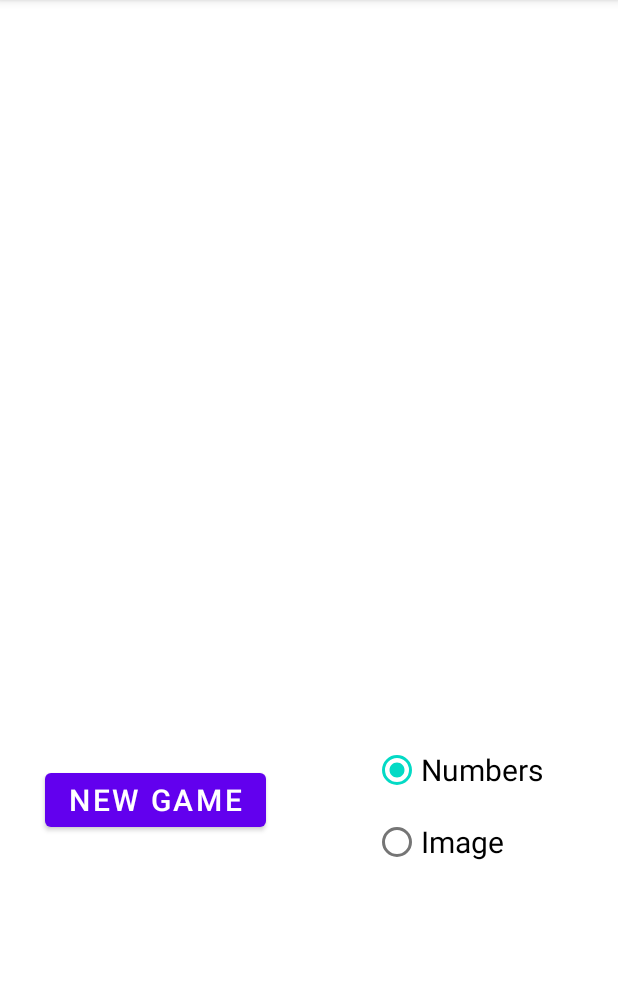
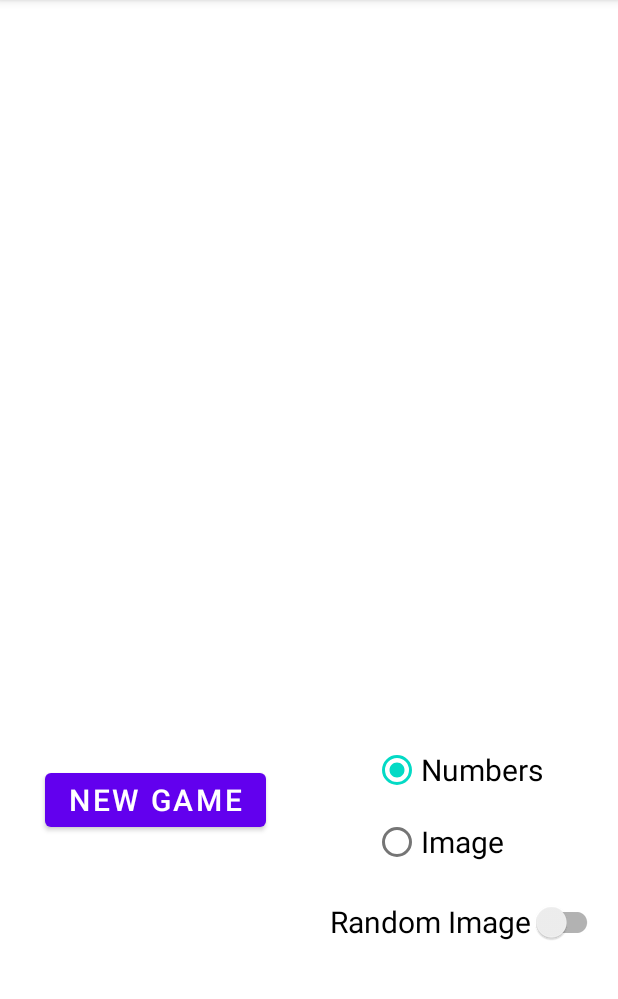
Before and after one commit to mlkrambeer/15Maze, an Android app: the screen it shows after launch (MainActivity), on a phone screen of 412 x 824 dp, the part 84-1083 px from its top. Run offline under Robolectric (Android 15) with nearby library versions, the phone set to English and light mode, and no system bars.

Commit message:
Added the option for the user to select a random image from the collection of images which I have loaded into my drawables folder

```diff
--- a/app/src/main/java/edu/coe/krambeer/a15maze/MainActivity.kt
+++ b/app/src/main/java/edu/coe/krambeer/a15maze/MainActivity.kt
@@ -4,11 +4,9 @@ import androidx.appcompat.app.AppCompatActivity
 import android.os.Bundle
 import android.util.DisplayMetrics
 import android.util.Log
-import android.widget.Button
-import android.widget.FrameLayout
-import android.widget.RadioGroup
-import android.widget.TextView
+import android.widget.*
 import androidx.annotation.DrawableRes
+import androidx.appcompat.widget.SwitchCompat
 import androidx.constraintlayout.widget.ConstraintLayout
 import androidx.core.view.size
 import java.util.*
@@ -21,6 +19,7 @@ class MainActivity : AppCompatActivity(), TileViewListener, ImageTileViewListene
     lateinit var newGameButton: Button
     lateinit var winText: TextView
     lateinit var radioButtons: RadioGroup
+    lateinit var randomSwitch: SwitchCompat
     private var randomOrder: Array<Int> = arrayOf(1, 2, 3, 4, 5, 6, 7, 8, 9, 10, 11, 12, 13, 14, 15, 16)
     private var blankLocation = 15
 
@@ -29,7 +28,12 @@ class MainActivity : AppCompatActivity(), TileViewListener, ImageTileViewListene
 
     private var gameDone = false
 
+    private var enableRandomPicture = true
     private var picture: Int = R.drawable.gingkotree
+    private val allPictures: Array<Int> = arrayOf(R.drawable.animals, R.drawable.babby, R.drawable.chef,
+                                                  R.drawable.criticalmoments, R.drawable.dogecoin, R.drawable.doggarlic,
+                                                  R.drawable.gingkotree, R.drawable.illusion, R.drawable.mandelbrot,
+                                                  R.drawable.mugiwara, R.drawable.tomhanks)
 
     override fun onCreate(savedInstanceState: Bundle?) {
         super.onCreate(savedInstanceState)
@@ -41,6 +45,8 @@ class MainActivity : AppCompatActivity(), TileViewListener, ImageTileViewListene
         winText = findViewById(R.id.winText)
 
         radioButtons = findViewById(R.id.tileType)
+
+        randomSwitch = findViewById(R.id.toggleRandom)
     }
 
     private fun gameSelector(){
@@ -60,6 +66,10 @@ class MainActivity : AppCompatActivity(), TileViewListener, ImageTileViewListene
         allImageTiles = ArrayList()
 
         val tileSize = 270
+
+        enableRandomPicture = randomSwitch.isChecked
+        if(enableRandomPicture)
+            picture = allPictures[(allPictures.indices).random()]
 
         for(i in 0..15){
             if(randomOrder[i] == 16)
--- a/app/src/main/res/layout/activity_main.xml
+++ b/app/src/main/res/layout/activity_main.xml
@@ -78,7 +78,18 @@
 
             </RadioGroup>
 
-
+            <androidx.appcompat.widget.SwitchCompat
+                android:id="@+id/toggleRandom"
+                android:text="@string/random_image"
+                android:textSize="20sp"
+                android:checked="false"
+                android:layout_width="wrap_content"
+                android:layout_height="wrap_content"
+                app:layout_constraintTop_toBottomOf="@+id/tileType"
+                app:layout_constraintRight_toRightOf="parent"
+                android:layout_marginTop="5dp"
+                android:layout_marginRight="10dp"
+                android:layout_marginEnd="10dp"/>
 
         </androidx.constraintlayout.widget.ConstraintLayout>
 
--- a/app/src/main/res/values/strings.xml
+++ b/app/src/main/res/values/strings.xml
@@ -6,4 +6,5 @@
     <string name="numbers">Numbers</string>
     <string name="image">Image</string>
     <string name="new_game2">New Game</string>
+    <string name="random_image">Random Image</string>
 </resources>
```
